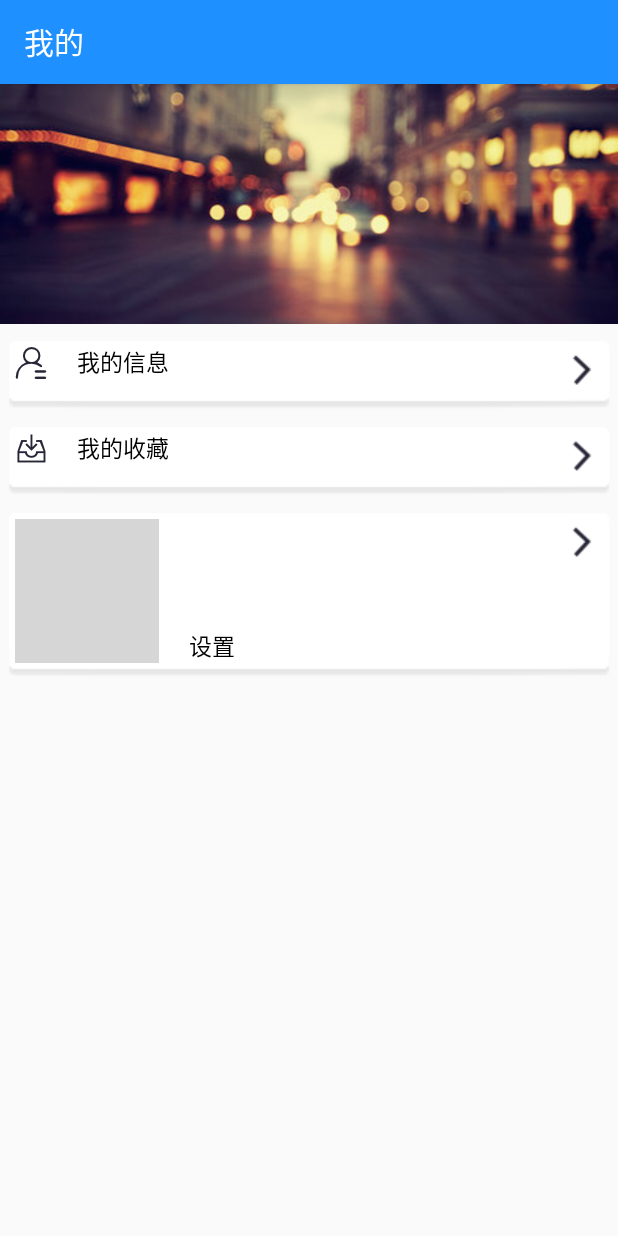
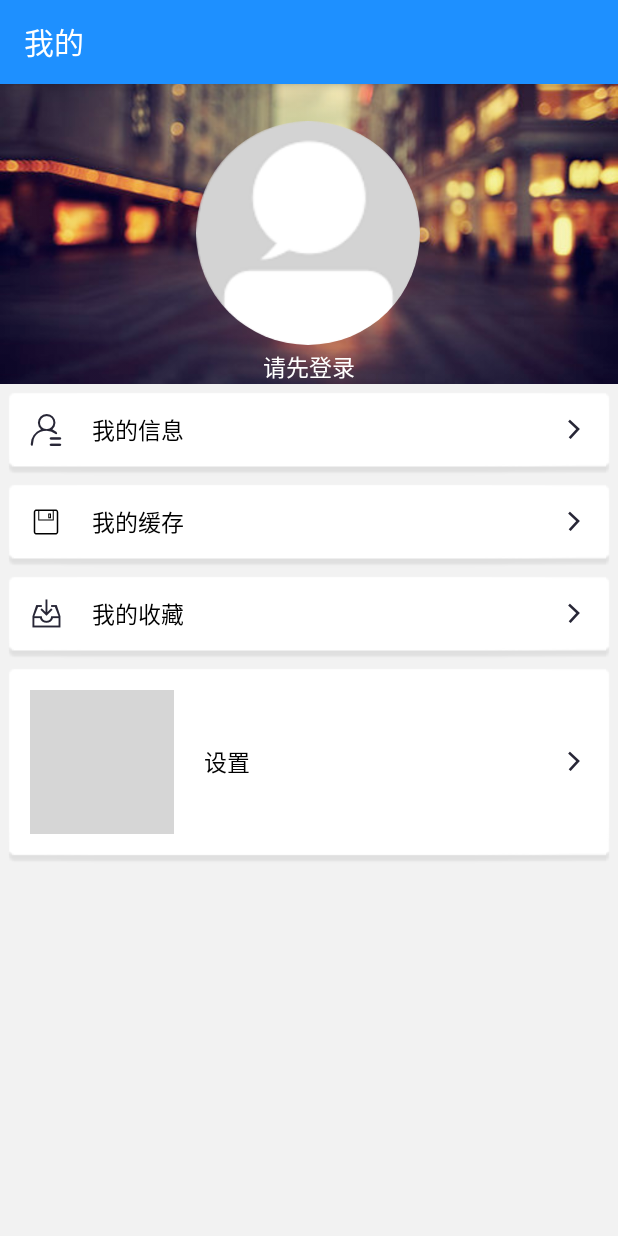
Before and after one commit to superAndroidYB/sostvapp, an Android app: the UserActivity screen opened directly, with no data from a screen before it, on a phone screen of 412 x 824 dp. Run offline under Robolectric (Android 15) with nearby library versions, the phone set to English and light mode, and no system bars; our stand-ins replace ButterKnife; libraries missing offline, so code that uses them is left out: com.balysv.materialmenu, com.readystatesoftware.systembartint, io.bxbxbai.common; Roboto replaces fonts that are not available here; 8 statements that could not run were skipped; grey boxes are pictures that could not be loaded.

```diff
--- a/app/src/main/java/activity/sostv/com/ui/UserActivity.java
+++ b/app/src/main/java/activity/sostv/com/ui/UserActivity.java
@@ -11,19 +11,26 @@ import android.widget.BaseAdapter;
 import android.widget.ImageView;
 import android.widget.TextView;
 
+import com.lidroid.xutils.BitmapUtils;
 import com.lidroid.xutils.ViewUtils;
 import com.lidroid.xutils.view.annotation.ViewInject;
 
+import activity.sostv.com.model.SosUser;
 import activity.sostv.com.sostvapp.R;
 import activity.sostv.com.widght.ParallaxListView;
+import activity.sostv.com.widght.RoundImageView;
 
 public class UserActivity extends BaseActivity {
 
     //,"设置","关于我们","意见反馈""我的缓存",
-    private String titles[] = new String[]{"我的信息","我的收藏","设置"};
-    private int images[] = new int[]{R.mipmap.sos_mygn,R.mipmap.sos_shoucang,R.mipmap.sos_shezhi};
+    private String titles[] = new String[]{"我的信息","我的缓存","我的收藏","设置"};
+    private int images[] = new int[]{R.mipmap.sos_mygn,R.mipmap.icon_cache_gongneng,R.mipmap.sos_shoucang,R.mipmap.sos_shezhi};
     @ViewInject(R.id.user_gongneng_list)
     private ParallaxListView parallaxListView;
+
+    private SostvApplication application;
+    private SosUser user;
+    private BitmapUtils bitmapUtils;
 
     public static void start(Context context){
         Intent intent = new Intent(context,UserActivity.class);
@@ -36,9 +43,22 @@ public class UserActivity extends BaseActivity {
         ViewUtils.inject(this);
         initToolBar();
         setTitle(R.string.title_user_activity);
+        bitmapUtils = new BitmapUtils(this);
+
+        application = (SostvApplication)getApplication();
+        user = application.getUser();
 
         final View headerView = View.inflate(this,R.layout.parallax_header_view,null);
         final ImageView imageView = (ImageView)headerView.findViewById(R.id.parallax_img);
+        RoundImageView headerImg = (RoundImageView)headerView.findViewById(R.id.header_image_view);
+        TextView userName = (TextView)headerView.findViewById(R.id.header_text_view);
+        if(user.getImageUrl() !=null && !"".equals(user.getImageUrl())){
+            bitmapUtils.display(headerImg, user.getImageUrl());
+        }
+        if(user.getUserCname() !=null && !"".equals(user.getUserCname())){
+            userName.setText(user.getUserCname());
+        }
+
         parallaxListView.setOverScrollMode(View.OVER_SCROLL_NEVER);
         parallaxListView.addHeaderView(headerView);
         parallaxListView.setAdapter(new GongNengListAdaper(this));
--- a/app/src/main/res/layout/activity_user.xml
+++ b/app/src/main/res/layout/activity_user.xml
@@ -23,14 +23,14 @@
         android:layout_width="match_parent"
         android:layout_height="match_parent"
         android:orientation="vertical"
+        android:background="@color/bilibg"
         app:layout_behavior="@string/appbar_scrolling_view_behavior">
 
         <activity.sostv.com.widght.ParallaxListView
             android:id="@+id/user_gongneng_list"
             android:layout_width="match_parent"
             android:layout_height="match_parent"
-            android:divider="@null"
-            android:dividerHeight="5dp"/>
+            android:divider="@null"/>
 
     </LinearLayout>
 </android.support.design.widget.CoordinatorLayout>
--- a/app/src/main/res/layout/gnlist_item.xml
+++ b/app/src/main/res/layout/gnlist_item.xml
@@ -4,12 +4,13 @@
     android:layout_height="match_parent"
     android:orientation="horizontal"
     android:background="@drawable/card_background_white"
-    android:padding="10dp">
+    android:padding="20dp">
 
     <ImageView
         android:id="@+id/gnIcon"
         android:layout_width="wrap_content"
-        android:layout_height="wrap_content" />
+        android:layout_height="wrap_content"
+        android:layout_centerVertical="true"/>
 
     <TextView
         android:id="@+id/gnTitle"
@@ -19,12 +20,14 @@
         android:layout_marginLeft="20dp"
         android:layout_toRightOf="@id/gnIcon"
         android:textColor="@color/black"
+        android:layout_centerVertical="true"
         android:textSize="15sp" />
 
     <ImageView
         android:layout_width="wrap_content"
         android:layout_height="wrap_content"
         android:layout_alignParentRight="true"
-        android:src="@drawable/youjiantou" />
+        android:layout_centerVertical="true"
+        android:src="@mipmap/youjiantou" />
 
 </RelativeLayout>
--- a/app/src/main/res/layout/parallax_header_view.xml
+++ b/app/src/main/res/layout/parallax_header_view.xml
@@ -1,5 +1,6 @@
 <?xml version="1.0" encoding="utf-8"?>
 <RelativeLayout xmlns:android="http://schemas.android.com/apk/res/android"
+                xmlns:app="http://schemas.android.com/apk/res-auto"
                 android:layout_width="match_parent"
                 android:layout_height="match_parent"
                 android:orientation="vertical">
@@ -7,9 +8,29 @@
     <ImageView
         android:id="@+id/parallax_img"
         android:layout_width="match_parent"
-        android:layout_height="160dp"
+        android:layout_height="200dp"
         android:scaleType="centerCrop"
-        android:src="@drawable/video_image_test">
+        android:src="@drawable/video_image_test"/>
 
-    </ImageView>
+    <activity.sostv.com.widght.RoundImageView
+        android:layout_width="150dp"
+        android:layout_height="150dp"
+        android:layout_centerInParent="true"
+        android:id="@+id/header_image_view"
+        android:src="@mipmap/avatar_default"
+        android:scaleType="fitXY"
+        app:borderRadius="10dp"
+        app:type="circle"/>
+
+    <TextView
+        android:id="@+id/header_text_view"
+        android:layout_width="match_parent"
+        android:layout_height="wrap_content"
+        android:layout_centerHorizontal="true"
+        android:layout_alignParentBottom="true"
+        android:gravity="center"
+        android:text="@string/reminder"
+        android:textAppearance="@style/TextAppearance.AppCompat.Body1"
+        android:textSize="15sp"
+        android:textColor="@color/white"/>
 </RelativeLayout>
--- a/app/src/main/res/values/strings.xml
+++ b/app/src/main/res/values/strings.xml
@@ -40,7 +40,7 @@
     <string name="writeCommentStr">点评</string>
     <string name="shareStr">分享</string>
     <string name="collectStr">收藏</string>
-    <string name="dianzan">点赞</string>
+    <string name="dianzan">阿门</string>
     <string name="introFlagTitle">简介</string>
     <string name="recommendFlagTitle">相关推荐</string>
     <string name="commentFlagTitle">用户评论</string>
--- a/settings.gradle
+++ b/settings.gradle
@@ -1 +1 @@
-include ':app', ':vitamio', ':social_sdk_library_project'
+include ':app', ':vitamio', ':social_sdk_library_project', ':PushSDK'
```
Also changed, not shown: app/src/main/res/drawable/avatar_default.png (added), app/src/main/res/mipmap-hdpi/icon_cache_gongneng.png (added), app/src/main/res/mipmap-hdpi/youjiantou.png (added).
